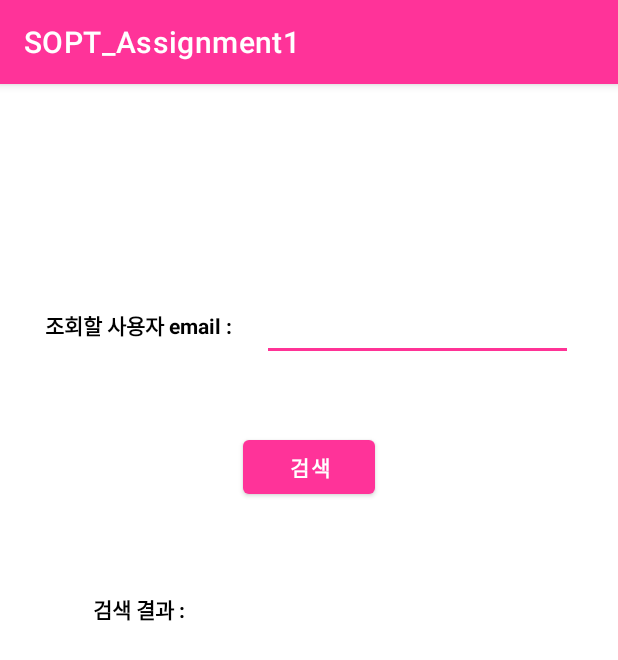
After one commit to 29th-WE-SOPT-Android-Part/Android-Yurim, an Android app: the FindUserActivity screen opened directly, with no data from a screen before it, on a phone screen of 412 x 824 dp. The commit adds this screen. Shown: the top 660 px of the screen. Run offline under Robolectric (Android 15) with nearby library versions, the phone set to English and light mode, and no system bars.

Commit message:
[Feat]Lv1 Find User By Email 서버 통신 구현

```diff
--- /dev/null
+++ b/app/src/main/java/kr/co/softcampus/sopt_assignment1/FindUserActivity.kt
@@ -0,0 +1,65 @@
+package kr.co.softcampus.sopt_assignment1
+
+import androidx.appcompat.app.AppCompatActivity
+import android.os.Bundle
+import android.util.Log
+import android.widget.Toast
+import kr.co.softcampus.sopt_assignment1.databinding.ActivityFindUserBinding
+import retrofit2.Call
+import retrofit2.Callback
+import retrofit2.Response
+
+class FindUserActivity : AppCompatActivity() {
+
+    private lateinit var binding : ActivityFindUserBinding
+
+    override fun onCreate(savedInstanceState: Bundle?) {
+        super.onCreate(savedInstanceState)
+        binding = ActivityFindUserBinding.inflate(layoutInflater)
+
+        SearchButton()
+
+        setContentView(binding.root)
+    }
+
+    private fun SearchButton(){
+        binding.btnSearch.setOnClickListener{
+            if(checkInputText()){
+                Toast.makeText(this, R.string.blank, Toast.LENGTH_SHORT).show()
+            }
+            else initNetwork()
+        }
+    }
+
+    private fun checkInputText(): Boolean{
+        return binding.etUseremail.text.isNullOrBlank()
+    }
+
+    private fun initNetwork(){
+
+        val call : Call<ResponseGetUserByEmailData> = ServiceCreator.getUserByEmailService.getgetUserByEmail(binding.etUseremail.text.toString())
+
+        call.enqueue(object : Callback<ResponseGetUserByEmailData> {
+            override fun onResponse(
+                call: Call<ResponseGetUserByEmailData>,
+                response: Response<ResponseGetUserByEmailData>
+            ) {
+                if(response.isSuccessful){
+                    Log.d("success",response.body()?.message + response.body()?.data?.email+response.body()?.data?.name)
+                    binding.tvResult.setText(response.body()?.message+"\n\nemail: "+response.body()?.data?.email +"\n\nname: " + response.body()?.data?.name)
+                }
+                else{
+                    Log.d("fail", response.body()?.message.toString())
+                    //binding.tvResult.setText(response.body()?.message + response.body()?.status + response.body()) //response 자체가 null값임
+                    binding.tvResult.setText("존재하지 않는 회원입니다.")
+                }
+            }
+
+            override fun onFailure(call: Call<ResponseGetUserByEmailData>, t: Throwable) {
+                //에러 처리
+                Toast.makeText(this@FindUserActivity,"ERROR",Toast.LENGTH_LONG).show()
+                Log.e("NetworkTest","error:$t")
+            }
+        })
+    }
+}
--- a/app/src/main/java/kr/co/softcampus/sopt_assignment1/ServiceCreator.kt
+++ b/app/src/main/java/kr/co/softcampus/sopt_assignment1/ServiceCreator.kt
@@ -13,4 +13,5 @@ object ServiceCreator {
 
     val signinService : SigninService = retrofit.create(SigninService::class.java)
     val signupService : SignupService = retrofit.create(SignupService::class.java)
+    val getUserByEmailService : GetUserByEmailService = retrofit.create(GetUserByEmailService::class.java)
 }
--- /dev/null
+++ b/app/src/main/res/layout/activity_find_user.xml
@@ -0,0 +1,68 @@
+<?xml version="1.0" encoding="utf-8"?>
+<androidx.constraintlayout.widget.ConstraintLayout xmlns:android="http://schemas.android.com/apk/res/android"
+    xmlns:app="http://schemas.android.com/apk/res-auto"
+    xmlns:tools="http://schemas.android.com/tools"
+    android:layout_width="match_parent"
+    android:layout_height="match_parent"
+    tools:context=".FindUserActivity">
+
+
+    <TextView
+        android:id="@+id/textView3"
+        android:layout_width="wrap_content"
+        android:layout_height="wrap_content"
+        android:layout_marginStart="30dp"
+        android:layout_marginTop="150dp"
+        android:fontFamily="@font/noto_sans_kr_bold"
+        android:text="조회할 사용자 email :"
+        android:textColor="@color/black"
+        app:layout_constraintStart_toStartOf="parent"
+        app:layout_constraintTop_toTopOf="parent" />
+
+    <EditText
+        android:id="@+id/et_useremail"
+        android:layout_width="0dp"
+        android:layout_height="wrap_content"
+        android:layout_marginStart="20dp"
+        android:layout_marginEnd="30dp"
+        android:ems="10"
+        android:inputType="textEmailAddress"
+        android:minHeight="48dp"
+        app:layout_constraintBottom_toBottomOf="@+id/textView3"
+        app:layout_constraintEnd_toEndOf="parent"
+        app:layout_constraintStart_toEndOf="@+id/textView3"
+        app:layout_constraintTop_toTopOf="@+id/textView3"
+        tools:ignore="SpeakableTextPresentCheck" />
+
+    <Button
+        android:id="@+id/btn_search"
+        android:layout_width="wrap_content"
+        android:layout_height="wrap_content"
+        android:layout_marginTop="60dp"
+        android:fontFamily="@font/noto_sans_kr_bold"
+        android:text="검색"
+        app:layout_constraintEnd_toEndOf="parent"
+        app:layout_constraintStart_toStartOf="parent"
+        app:layout_constraintTop_toBottomOf="@+id/textView3" />
+
+    <TextView
+        android:id="@+id/textView4"
+        android:layout_width="wrap_content"
+        android:layout_height="wrap_content"
+        android:fontFamily="@font/noto_sans_kr_bold"
+        android:text="검색 결과 :"
+        android:textColor="@color/black"
+        app:layout_constraintEnd_toEndOf="@+id/textView3"
+        app:layout_constraintStart_toStartOf="@+id/textView3"
+        app:layout_constraintTop_toTopOf="@+id/tv_result" />
+
+    <TextView
+        android:id="@+id/tv_result"
+        android:layout_width="wrap_content"
+        android:layout_height="wrap_content"
+        android:layout_marginTop="60dp"
+        android:fontFamily="@font/noto_sans_kr_bold"
+        android:textColor="@color/black"
+        app:layout_constraintStart_toStartOf="@+id/et_useremail"
+        app:layout_constraintTop_toBottomOf="@+id/btn_search" />
+</androidx.constraintlayout.widget.ConstraintLayout>
--- a/app/src/main/res/layout/fragment_profile.xml
+++ b/app/src/main/res/layout/fragment_profile.xml
@@ -30,6 +30,7 @@
             android:layout_width="wrap_content"
             android:layout_height="wrap_content"
             android:src="@drawable/ic_setting"
+            android:clickable="true"
             app:layout_constraintEnd_toEndOf="parent"
             app:layout_constraintTop_toTopOf="parent" />
 
--- a/build.gradle
+++ b/build.gradle
@@ -7,7 +7,7 @@ buildscript {
     }
     dependencies {
         classpath 'com.android.tools.build:gradle:7.0.3'
-        classpath "org.jetbrains.kotlin:kotlin-gradle-plugin:$kotlin_version"
+        classpath "org.jetbrains.kotlin:kotlin-gradle-plugin:1.5.31"
 
         // NOTE: Do not place your application dependencies here; they belong
         // in the individual module build.gradle files
```
Also changed, not shown: app/src/main/AndroidManifest.xml (+8 -6 lines), app/src/main/java/kr/co/softcampus/sopt_assignment1/GetUserByEmailService.kt (added, +12 -0 lines), app/src/main/java/kr/co/softcampus/sopt_assignment1/ProfileFragment.kt (+9 -0 lines), app/src/main/java/kr/co/softcampus/sopt_assignment1/ResponseGetUserByEmailData.kt (added, +14 -0 lines).
